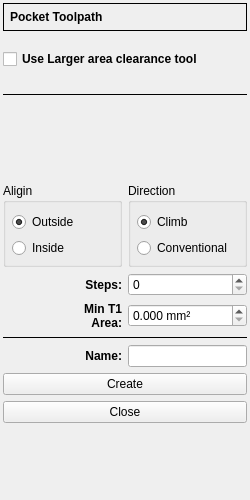
This is G2G/forms/pocketoffsetform.ui in XRay3D/GERBER_X3 as Qt 5 draws it before an edit. The edited form follows.
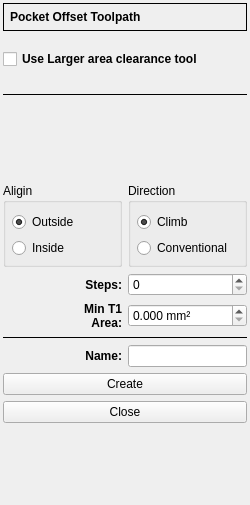
This is the edited form. Icons and pictures are not drawn. Custom widgets are drawn as their Qt base class.

The edit to the form file:
```diff
--- a/G2G/forms/pocketoffsetform.ui
+++ b/G2G/forms/pocketoffsetform.ui
@@ -7,7 +7,7 @@
     <x>0</x>
     <y>0</y>
     <width>250</width>
-    <height>500</height>
+    <height>505</height>
    </rect>
   </property>
   <property name="minimumSize">
@@ -333,7 +333,7 @@
          </font>
         </property>
         <property name="text">
-         <string>Pocket Toolpath</string>
+         <string>Pocket Offset Toolpath</string>
         </property>
        </widget>
       </item>
```
